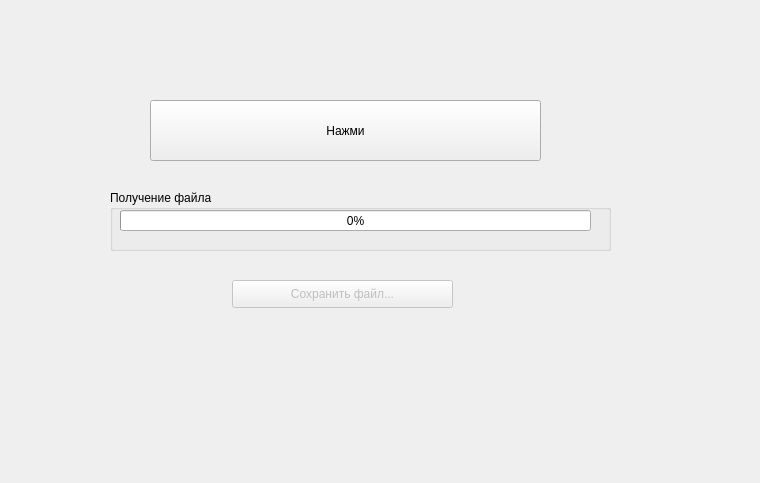
This is first/recieve_file_mode.ui in slmir/test as Qt 5 draws it before an edit. The edited form follows.
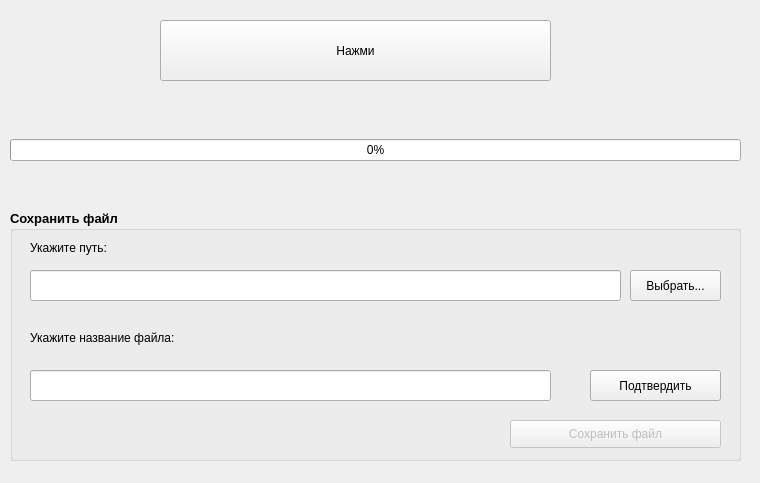
This is the edited form.

```diff
--- a/first/recieve_file_mode.ui
+++ b/first/recieve_file_mode.ui
@@ -16,8 +16,8 @@
   <widget class="QPushButton" name="Soglsie_to_recieve_file_button">
    <property name="geometry">
     <rect>
-     <x>150</x>
-     <y>100</y>
+     <x>160</x>
+     <y>20</y>
      <width>391</width>
      <height>61</height>
     </rect>
@@ -29,50 +29,188 @@
   <widget class="QGroupBox" name="groupBox">
    <property name="geometry">
     <rect>
-     <x>110</x>
-     <y>190</y>
-     <width>501</width>
-     <height>61</height>
+     <x>10</x>
+     <y>210</y>
+     <width>731</width>
+     <height>251</height>
     </rect>
    </property>
+   <property name="font">
+    <font>
+     <pointsize>10</pointsize>
+     <weight>75</weight>
+     <bold>true</bold>
+    </font>
+   </property>
    <property name="title">
-    <string>Получение файла</string>
+    <string>Сохранить файл</string>
    </property>
    <property name="flat">
     <bool>false</bool>
    </property>
-   <widget class="QProgressBar" name="Recieving_progressBar">
+   <widget class="QPushButton" name="Save_file_button">
+    <property name="enabled">
+     <bool>false</bool>
+    </property>
     <property name="geometry">
      <rect>
-      <x>10</x>
-      <y>20</y>
-      <width>471</width>
-      <height>21</height>
+      <x>500</x>
+      <y>210</y>
+      <width>211</width>
+      <height>28</height>
      </rect>
     </property>
-    <property name="value">
-     <number>0</number>
+    <property name="font">
+     <font>
+      <pointsize>9</pointsize>
+      <weight>50</weight>
+      <bold>false</bold>
+     </font>
     </property>
-    <property name="format">
-     <string comment="2">%p%</string>
+    <property name="text">
+     <string>Сохранить файл</string>
+    </property>
+   </widget>
+   <widget class="QLineEdit" name="File_directory_choosed">
+    <property name="enabled">
+     <bool>true</bool>
+    </property>
+    <property name="geometry">
+     <rect>
+      <x>20</x>
+      <y>60</y>
+      <width>591</width>
+      <height>31</height>
+     </rect>
+    </property>
+    <property name="readOnly">
+     <bool>false</bool>
+    </property>
+    <property name="clearButtonEnabled">
+     <bool>false</bool>
+    </property>
+   </widget>
+   <widget class="QLabel" name="Save_file_label">
+    <property name="geometry">
+     <rect>
+      <x>20</x>
+      <y>30</y>
+      <width>111</width>
+      <height>16</height>
+     </rect>
+    </property>
+    <property name="font">
+     <font>
+      <pointsize>9</pointsize>
+      <weight>50</weight>
+      <bold>false</bold>
+     </font>
+    </property>
+    <property name="text">
+     <string>Укажите путь:</string>
+    </property>
+   </widget>
+   <widget class="QPushButton" name="Open_folder_dialog_button">
+    <property name="geometry">
+     <rect>
+      <x>620</x>
+      <y>60</y>
+      <width>91</width>
+      <height>31</height>
+     </rect>
+    </property>
+    <property name="font">
+     <font>
+      <pointsize>9</pointsize>
+      <weight>50</weight>
+      <bold>false</bold>
+     </font>
+    </property>
+    <property name="text">
+     <string>Выбрать...</string>
+    </property>
+   </widget>
+   <widget class="QLineEdit" name="File_name_input">
+    <property name="enabled">
+     <bool>true</bool>
+    </property>
+    <property name="geometry">
+     <rect>
+      <x>20</x>
+      <y>160</y>
+      <width>521</width>
+      <height>31</height>
+     </rect>
+    </property>
+    <property name="readOnly">
+     <bool>false</bool>
+    </property>
+    <property name="clearButtonEnabled">
+     <bool>false</bool>
+    </property>
+   </widget>
+   <widget class="QPushButton" name="Check_file_name_button">
+    <property name="geometry">
+     <rect>
+      <x>580</x>
+      <y>160</y>
+      <width>131</width>
+      <height>31</height>
+     </rect>
+    </property>
+    <property name="font">
+     <font>
+      <pointsize>9</pointsize>
+      <weight>50</weight>
+      <bold>false</bold>
+     </font>
+    </property>
+    <property name="text">
+     <string>Подтвердить</string>
+    </property>
+   </widget>
+   <widget class="QLabel" name="Save_file_label_2">
+    <property name="geometry">
+     <rect>
+      <x>20</x>
+      <y>120</y>
+      <width>191</width>
+      <height>16</height>
+     </rect>
+    </property>
+    <property name="font">
+     <font>
+      <pointsize>9</pointsize>
+      <weight>50</weight>
+      <bold>false</bold>
+     </font>
+    </property>
+    <property name="text">
+     <string>Укажите название файла:</string>
     </property>
    </widget>
   </widget>
-  <widget class="QPushButton" name="Save_recieved_file_button">
-   <property name="enabled">
-    <bool>false</bool>
-   </property>
+  <widget class="QWidget" name="verticalLayoutWidget">
    <property name="geometry">
     <rect>
-     <x>232</x>
-     <y>280</y>
-     <width>221</width>
-     <height>28</height>
+     <x>10</x>
+     <y>110</y>
+     <width>731</width>
+     <height>80</height>
     </rect>
    </property>
-   <property name="text">
-    <string>Сохранить файл...</string>
-   </property>
+   <layout class="QVBoxLayout" name="verticalLayout">
+    <item>
+     <widget class="QProgressBar" name="Recieving_progressBar">
+      <property name="enabled">
+       <bool>true</bool>
+      </property>
+      <property name="value">
+       <number>0</number>
+      </property>
+     </widget>
+    </item>
+   </layout>
   </widget>
  </widget>
  <resources/>
```
Left out of the diff: 2 changed lines with no effect on the pictures.
